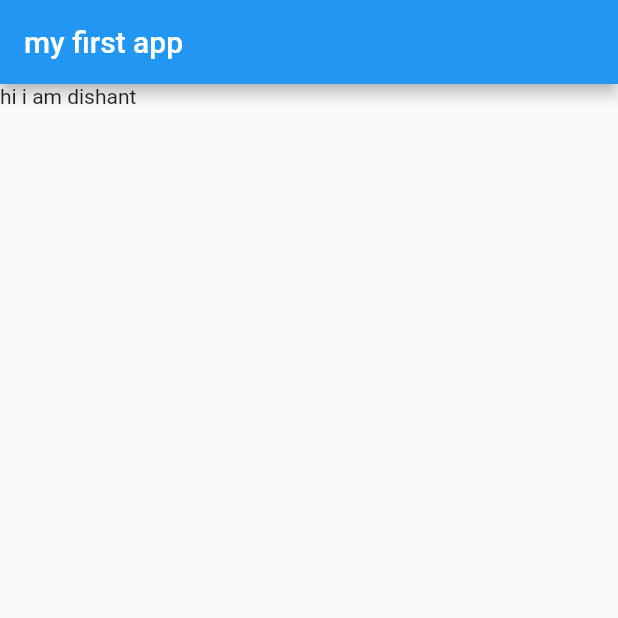
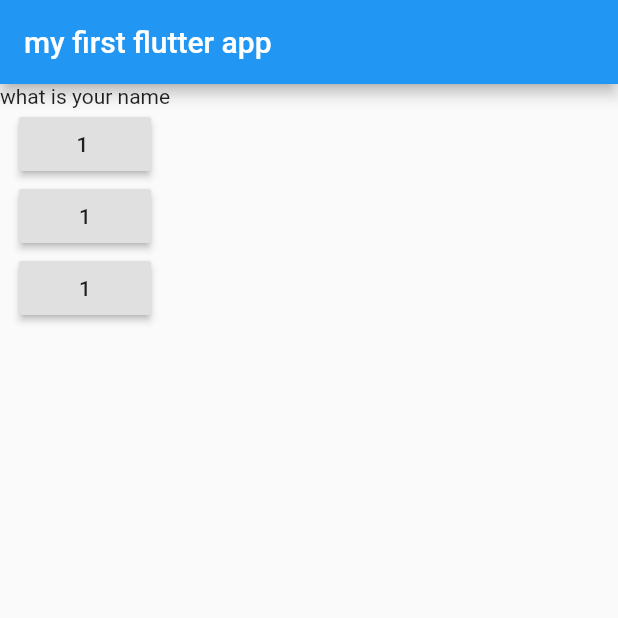
Before and after one commit to dishantsethi1/flutter-practice, a Flutter app: the screen it shows after launch, on a phone screen of 412 x 824 dp, the top half of it. Run offline on Flutter 3.47's test engine with Material 2 defaults, Android fonts, the phone set to English and light mode, and no system bars.

Commit message:
quiz app

```diff
--- a/firstapp/lib/main.dart
+++ b/firstapp/lib/main.dart
@@ -1,19 +1,55 @@
 import 'package:flutter/material.dart';
 
-void main(){
-runApp(MyApp());
+void main() {
+  runApp(MyApp());
 }
 
-class MyApp extends StatelessWidget{
+class MyApp extends StatefulWidget {
   @override
-  Widget build(BuildContext context){
+  State<StatefulWidget> createState() {
+    // TODO: implement createState
+    return MyAppState();
+  }
+}
+
+class MyAppState extends State<MyApp> {
+  var question = 0;
+  void answer() {
+    setState(() {
+        question = question + 1;
+    });
+
+    print(question);
+  }
+
+  @override
+  Widget build(BuildContext context) {
+    var q = ['what is your name', 'what is your age'];
     return MaterialApp(
-      home:Scaffold(
+      home: Scaffold(
         appBar: AppBar(
-          title: Text('my first app'),
+          title: Text('my first flutter app '),
         ),
-        body: Text('hi i am dishant'),
-    ),
+        body: Column(
+          children: [
+            Text(
+              q[question],
+            ),
+            RaisedButton(
+              child: Text('1 '),
+              onPressed: answer,
+            ),
+            RaisedButton(
+              child: Text('1'),
+              onPressed: answer,
+            ),
+            RaisedButton(
+              child: Text('1'),
+              onPressed: answer,
+            ),
+          ],
+        ),
+      ),
     );
   }
 }
```
